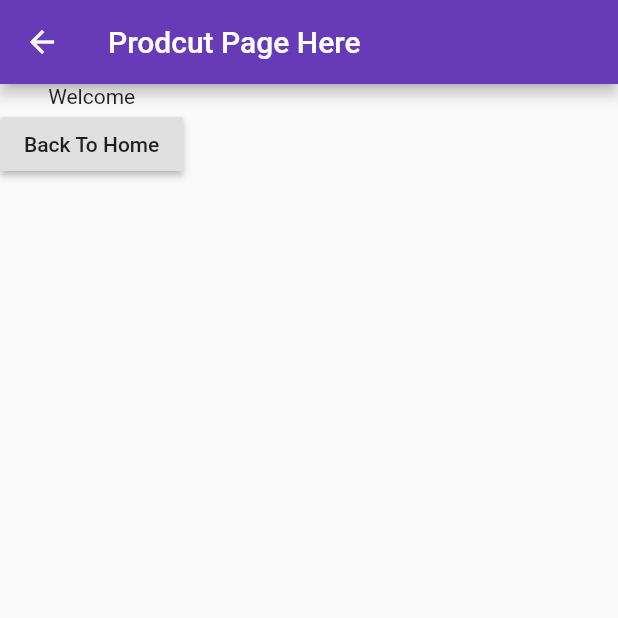
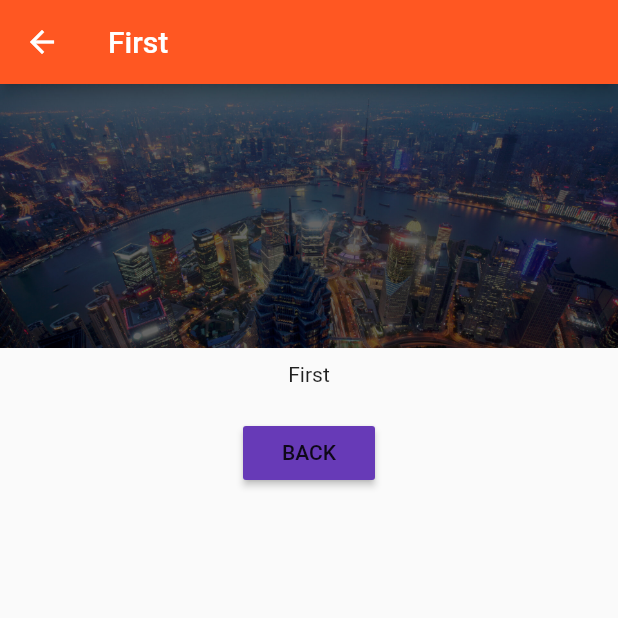
Before and after one commit to nameczz/flutter-app, a Flutter app: the screen it shows after launch, after a tap on "Add Product", after a tap on "Show Details", on a phone screen of 412 x 824 dp, the top half of it. Run offline on Flutter 3.47's test engine with Material 2 defaults, Android fonts, the phone set to English and light mode, and no system bars.

Commit message:
add page data transfer

```diff
--- a/lib/main.dart
+++ b/lib/main.dart
@@ -17,9 +17,11 @@ class MyApp extends StatelessWidget {
   // StatelessWidget的子类必须重写build方法
   @override
   Widget build(BuildContext context) {
-    // TODO: implement build
     return MaterialApp(
-        theme: ThemeData(primarySwatch: Colors.deepPurple),
+        theme: ThemeData(
+          brightness: Brightness.light,
+          primarySwatch: Colors.deepOrange,
+          accentColor: Colors.deepPurple),
         // debugShowMaterialGrid: true, // 网格
         title: 'Welcome to Flutter',
         home: HomePage());
--- a/lib/pages/home.dart
+++ b/lib/pages/home.dart
@@ -4,11 +4,10 @@ import '../product_manager.dart';
 class HomePage extends StatelessWidget {
   @override
   Widget build(BuildContext context) {
-    // TODO: implement build
     return Scaffold(
         appBar: AppBar(
           title: Text('Welcome to Flutter'),
         ),
-        body: ProductManager('New Food'));
+        body: ProductManager({'title': 'First', 'imgUrl': 'assets/img/banner.jpg'}));
   }
 }
--- a/lib/pages/product.dart
+++ b/lib/pages/product.dart
@@ -1,23 +1,35 @@
 import 'package:flutter/material.dart';
 
 class ProductPage extends StatelessWidget {
+  final String title;
+  final String imgUrl;
+
+  ProductPage(this.title, this.imgUrl);
+
   @override
   Widget build(BuildContext context) {
-    // TODO: implement build
     return Scaffold(
       appBar: AppBar(
-          title: Text('Prodcut Page Here'),
+        title: Text(title),
       ),
       body: Column(
+        crossAxisAlignment: CrossAxisAlignment.center,
         children: <Widget>[
-            Text('Welcome'),
-            RaisedButton(
-              child: Text('Back To Home'),
-              onPressed: () {
-                Navigator.pop(context);
-              },
+          Image.asset(imgUrl),
+          Container(
+            padding: EdgeInsets.all(10.0),
+            child: Text(title),
+          ),
+          Container(
+            padding: EdgeInsets.all(10.0),
+            child: RaisedButton(
+              color: Theme.of(context).accentColor,
+              child: Text('BACK'),
+              onPressed: () => Navigator.pop(context),
+            ),
           )
         ],
-        ));
+      ),
+    );
   }
 }
--- a/lib/product_control.dart
+++ b/lib/product_control.dart
@@ -7,11 +7,10 @@ class ProductsControl extends StatelessWidget {
 
   @override
   Widget build(BuildContext context) {
-    // TODO: implement build
     return RaisedButton(
       color: Theme.of(context).primaryColor,
       onPressed: () {
-        addProduct('Sweets');
+        addProduct({'title': 'Food', 'imgUrl': 'assets/img/banner.jpg'});
       },
       child: Text('Add Product'),
     );
--- a/lib/product_manager.dart
+++ b/lib/product_manager.dart
@@ -6,7 +6,7 @@ import './product_control.dart';
 class ProductManager extends StatefulWidget {
   // StatefulWidget => state 里到数据可以改变，widget里需要是final
 
-  final String startingProduct;
+  final Map<String, String> startingProduct;
   ProductManager(this.startingProduct);
 
   @override
@@ -17,7 +17,7 @@ class ProductManager extends StatefulWidget {
 }
 
 class _ProductManagerState extends State<ProductManager> {
-  List<String> _products = [];
+  List<Map<String, String>> _products = [];
   // 在build之前执行
   @override
   void initState() {
@@ -26,7 +26,7 @@ class _ProductManagerState extends State<ProductManager> {
     _products.add(widget.startingProduct);
   }
 
-  void _addProduct(String product) {
+  void _addProduct(Map<String, String> product) {
     setState(() {
       _products.add(product);
     });
@@ -35,7 +35,6 @@ class _ProductManagerState extends State<ProductManager> {
 
   @override
   Widget build(BuildContext context) {
-    // TODO: implement build
     return Column(
       children: [
         Container(
--- a/lib/products.dart
+++ b/lib/products.dart
@@ -1,7 +1,7 @@
 import 'package:flutter/material.dart';
 import './pages/product.dart';
 class Products extends StatelessWidget {
-  final List<String> products;
+  final List<Map<String, String>> products;
 
   //Constructor
   Products(this.products);
@@ -10,15 +10,17 @@ class Products extends StatelessWidget {
       child: Column(
         children: <Widget>[
           // 需要在pubspec.yaml里，先设置图片路径才可以引入
-          Image.asset('assets/img/banner.jpg'),
-          Text(products[index]),
+          Image.asset(products[index]['imgUrl']),
+          Text(products[index]['title']),
           ButtonBar(
             alignment: MainAxisAlignment.center,
             children: <Widget>[
               FlatButton(
                 child: Text('Show Details'),
                 onPressed: ()=> Navigator.push(context, MaterialPageRoute(
-                  builder: (BuildContext context) => ProductPage()
+                  builder: (BuildContext context) => ProductPage(
+                    products[index]['title'],products[index]['imgUrl']
+                  )
                 )),
               )
             ],
```
Lines whose indentation alone changed are shown as unchanged.
